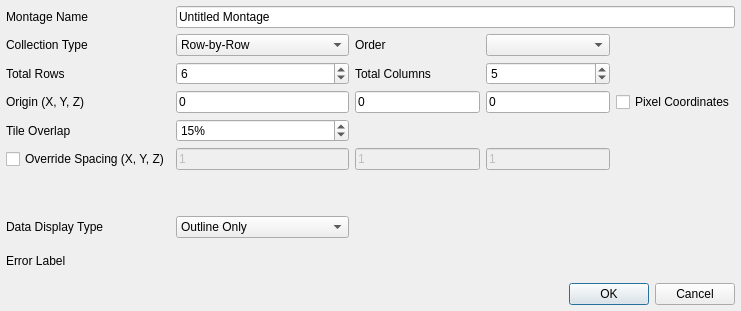
Before: the Qt Designer form SIMPLVtkLib/Dialogs/UI_Files/ImportGenericMontageDialog.ui in tplatt77/SIMPLVtkLib, drawn with Qt 5.
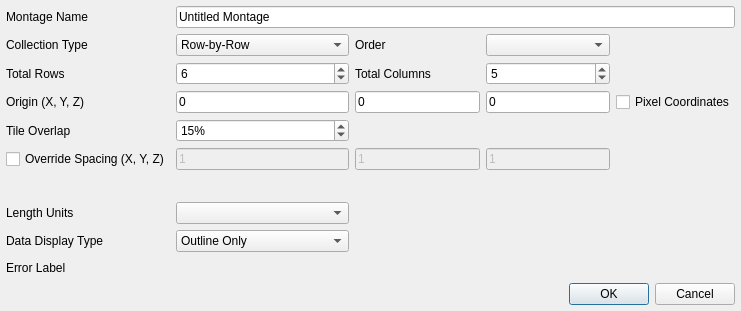
After: the same form once the commit is applied. Custom widgets are drawn as their Qt base class.

Commit message:
Added a property for setting length units (#64)
* Added a property for setting length units
* Updated the Fiji, Generic, and Robomet montage dialogs to allow for setting the units
* Switched to passing around enumeration instead of QString for units

```diff
--- a/SIMPLVtkLib/Dialogs/UI_Files/ImportGenericMontageDialog.ui
+++ b/SIMPLVtkLib/Dialogs/UI_Files/ImportGenericMontageDialog.ui
@@ -274,6 +274,16 @@
      </property>
     </widget>
    </item>
+   <item row="9" column="1">
+    <widget class="QComboBox" name="unitsCB"/>
+   </item>
+   <item row="9" column="0">
+    <widget class="QLabel" name="label_6">
+     <property name="text">
+      <string>Length Units</string>
+     </property>
+    </widget>
+   </item>
   </layout>
  </widget>
  <customwidgets>
```
The commit also changes 10 other files.
